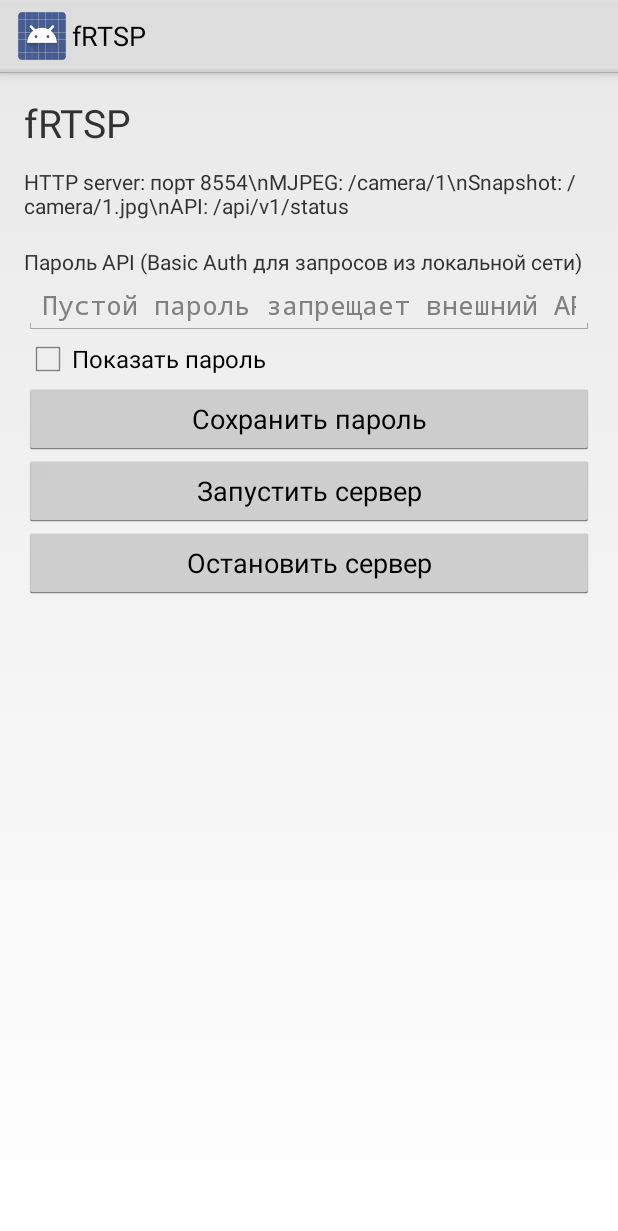
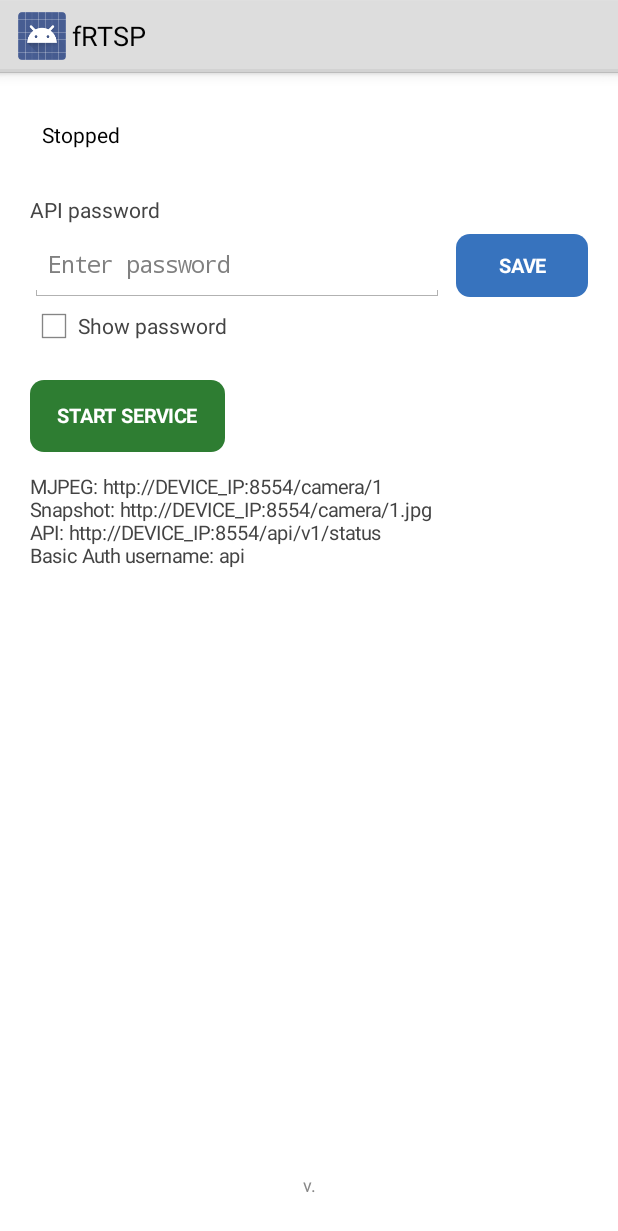
Before and after one commit to ffps/frtsp, an Android app: the screen it shows after launch (MainActivity), on a phone screen of 412 x 824 dp. Shown: the top 1231 px of the screen. Run offline under Robolectric (Android 15) with nearby library versions, the phone set to English and light mode, and no system bars.

Commit message:
Install FFmpeg on service start and refresh settings UI

```diff
--- a/app/src/main/java/com/ffps/frtsp/MainActivity.java
+++ b/app/src/main/java/com/ffps/frtsp/MainActivity.java
@@ -2,8 +2,16 @@ package com.ffps.frtsp;
 
 import android.app.Activity;
 import android.content.Intent;
+import android.graphics.Color;
+import android.graphics.Typeface;
+import android.graphics.drawable.GradientDrawable;
+import android.net.wifi.WifiManager;
 import android.os.Bundle;
+import android.os.Handler;
 import android.text.InputType;
+import android.text.TextUtils;
+import android.text.format.Formatter;
+import android.view.Gravity;
 import android.view.View;
 import android.widget.Button;
 import android.widget.CheckBox;
@@ -14,67 +22,158 @@ import android.widget.Toast;
 
 public class MainActivity extends Activity {
     private EditText password;
+    private Button serviceButton;
+    private TextView status;
+    private final Handler handler = new Handler();
+    private final Runnable statusUpdater = new Runnable() {
+        @Override public void run() {
+            updateStatus();
+            handler.postDelayed(this, 1000);
+        }
+    };
 
     @Override public void onCreate(Bundle state) {
         super.onCreate(state);
         LinearLayout root = new LinearLayout(this);
         root.setOrientation(LinearLayout.VERTICAL);
-        int pad = dp(16);
+        int pad = dp(20);
         root.setPadding(pad, pad, pad, pad);
+        root.setBackgroundColor(Color.WHITE);
 
-        TextView title = new TextView(this);
-        title.setText("fRTSP");
-        title.setTextSize(26);
-        root.addView(title);
+        status = new TextView(this);
+        status.setTextSize(14);
+        status.setTextColor(Color.BLACK);
+        status.setSingleLine(true);
+        status.setEllipsize(TextUtils.TruncateAt.END);
+        status.setGravity(Gravity.CENTER_VERTICAL);
+        status.setPadding(dp(8), 0, dp(8), 0);
+        root.addView(status, new LinearLayout.LayoutParams(-1, dp(44)));
 
-        TextView info = new TextView(this);
-        info.setText("HTTP server: порт 8554\\nMJPEG: /camera/1\\nSnapshot: /camera/1.jpg\\nAPI: /api/v1/status");
-        info.setPadding(0, dp(12), 0, dp(18));
-        root.addView(info);
+        TextView passwordLabel = new TextView(this);
+        passwordLabel.setText("API password");
+        passwordLabel.setTextSize(14);
+        passwordLabel.setTextColor(Color.DKGRAY);
+        passwordLabel.setPadding(0, dp(18), 0, dp(4));
+        root.addView(passwordLabel);
 
-        TextView label = new TextView(this);
-        label.setText("Пароль API (Basic Auth для запросов из локальной сети)");
-        root.addView(label);
-
+        LinearLayout passwordRow = new LinearLayout(this);
+        passwordRow.setOrientation(LinearLayout.HORIZONTAL);
+        passwordRow.setGravity(Gravity.CENTER_VERTICAL);
         password = new EditText(this);
         password.setSingleLine(true);
-        password.setHint("Пустой пароль запрещает внешний API");
+        password.setTextSize(15);
+        password.setHint("Enter password");
         password.setInputType(InputType.TYPE_CLASS_TEXT | InputType.TYPE_TEXT_VARIATION_PASSWORD);
         password.setText(getSharedPreferences("settings", MODE_PRIVATE).getString("api_password", ""));
-        root.addView(password);
+        passwordRow.addView(password, new LinearLayout.LayoutParams(0, dp(48), 1));
 
-        CheckBox show = new CheckBox(this);
-        show.setText("Показать пароль");
-        show.setOnCheckedChangeListener((button, checked) ->
-            password.setInputType(InputType.TYPE_CLASS_TEXT |
-                (checked ? InputType.TYPE_TEXT_VARIATION_VISIBLE_PASSWORD : InputType.TYPE_TEXT_VARIATION_PASSWORD)));
-        root.addView(show);
-
-        Button save = new Button(this);
-        save.setText("Сохранить пароль");
+        Button save = makeButton("Save", Color.rgb(55, 115, 190));
+        LinearLayout.LayoutParams saveParams = new LinearLayout.LayoutParams(dp(88), dp(42));
+        saveParams.leftMargin = dp(8);
+        passwordRow.addView(save, saveParams);
         save.setOnClickListener(v -> {
             getSharedPreferences("settings", MODE_PRIVATE).edit()
                 .putString("api_password", password.getText().toString()).apply();
-            Toast.makeText(this, "Пароль API сохранён", Toast.LENGTH_SHORT).show();
+            Toast.makeText(this, "Password saved", Toast.LENGTH_SHORT).show();
         });
-        root.addView(save);
+        root.addView(passwordRow);
 
-        Button start = new Button(this);
-        start.setText("Запустить сервер");
-        start.setOnClickListener(v -> {
-            startService(new Intent(this, CameraService.class));
-            Toast.makeText(this, "Служба запускается", Toast.LENGTH_SHORT).show();
+        CheckBox show = new CheckBox(this);
+        show.setText("Show password");
+        show.setTextColor(Color.DKGRAY);
+        show.setTextSize(14);
+        show.setOnCheckedChangeListener((button, checked) -> {
+            int pos = password.getSelectionStart();
+            password.setInputType(InputType.TYPE_CLASS_TEXT |
+                (checked ? InputType.TYPE_TEXT_VARIATION_VISIBLE_PASSWORD : InputType.TYPE_TEXT_VARIATION_PASSWORD));
+            password.setSelection(Math.max(0, pos));
         });
-        root.addView(start);
+        root.addView(show);
 
-        Button stop = new Button(this);
-        stop.setText("Остановить сервер");
-        stop.setOnClickListener(v -> {
-            stopService(new Intent(this, CameraService.class));
-            Toast.makeText(this, "Служба остановлена", Toast.LENGTH_SHORT).show();
+        serviceButton = makeButton("START SERVICE", Color.rgb(46, 125, 50));
+        LinearLayout.LayoutParams serviceParams = new LinearLayout.LayoutParams(-2, dp(48));
+        serviceParams.topMargin = dp(20);
+        root.addView(serviceButton, serviceParams);
+        serviceButton.setOnClickListener(v -> {
+            if (CameraService.isRunning()) {
+                stopService(new Intent(this, CameraService.class));
+            } else {
+                startService(new Intent(this, CameraService.class));
+            }
+            handler.postDelayed(statusUpdater, 300);
         });
-        root.addView(stop);
+
+        TextView hint = new TextView(this);
+        hint.setText("MJPEG: http://DEVICE_IP:8554/camera/1\nSnapshot: http://DEVICE_IP:8554/camera/1.jpg\nAPI: http://DEVICE_IP:8554/api/v1/status\nBasic Auth username: api");
+        hint.setTextSize(13);
+        hint.setTextColor(Color.DKGRAY);
+        hint.setPadding(0, dp(14), 0, 0);
+        root.addView(hint);
+
+        root.addView(new View(this), new LinearLayout.LayoutParams(1, 0, 1));
+
+        TextView version = new TextView(this);
+        version.setText("v." + BuildConfig.VERSION_NAME);
+        version.setTextSize(12);
+        version.setTextColor(Color.GRAY);
+        version.setGravity(Gravity.CENTER);
+        root.addView(version, new LinearLayout.LayoutParams(-1, dp(28)));
+
         setContentView(root);
+        updateStatus();
+    }
+
+    @Override protected void onResume() {
+        super.onResume();
+        handler.removeCallbacks(statusUpdater);
+        handler.post(statusUpdater);
+    }
+
+    @Override protected void onPause() {
+        handler.removeCallbacks(statusUpdater);
+        super.onPause();
+    }
+
+    private void updateStatus() {
+        boolean running = CameraService.isRunning();
+        if (running) {
+            status.setText("Running: http://" + getDeviceIp() + ":8554");
+            serviceButton.setText("STOP SERVICE");
+            serviceButton.setBackgroundDrawable(buttonBackground(Color.rgb(198, 40, 40)));
+        } else {
+            String error = CameraService.getLastError();
+            status.setText(error == null ? "Stopped" : "Failed: " + error);
+            serviceButton.setText("START SERVICE");
+            serviceButton.setBackgroundDrawable(buttonBackground(Color.rgb(46, 125, 50)));
+        }
+    }
+
+    private String getDeviceIp() {
+        try {
+            WifiManager wifi = (WifiManager) getApplicationContext().getSystemService(WIFI_SERVICE);
+            int ip = wifi.getConnectionInfo().getIpAddress();
+            if (ip != 0) return Formatter.formatIpAddress(ip);
+        } catch (Exception ignored) { }
+        return "DEVICE_IP";
+    }
+
+    private Button makeButton(String text, int color) {
+        Button button = new Button(this);
+        button.setText(text);
+        button.setTextSize(13);
+        button.setTypeface(Typeface.DEFAULT, Typeface.BOLD);
+        button.setTextColor(Color.WHITE);
+        button.setAllCaps(true);
+        button.setPadding(dp(18), 0, dp(18), 0);
+        button.setBackgroundDrawable(buttonBackground(color));
+        return button;
+    }
+
+    private GradientDrawable buttonBackground(int color) {
+        GradientDrawable drawable = new GradientDrawable();
+        drawable.setColor(color);
+        drawable.setCornerRadius(dp(9));
+        return drawable;
     }
 
     private int dp(int value) {
```
Also changed, not shown: app/src/main/java/com/ffps/frtsp/CameraService.java (+42 -1 lines).
